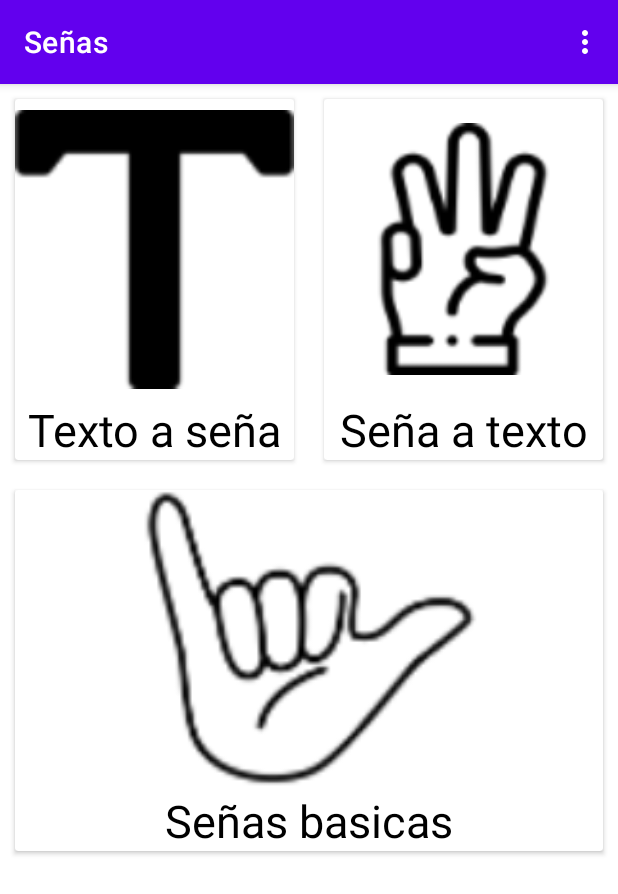
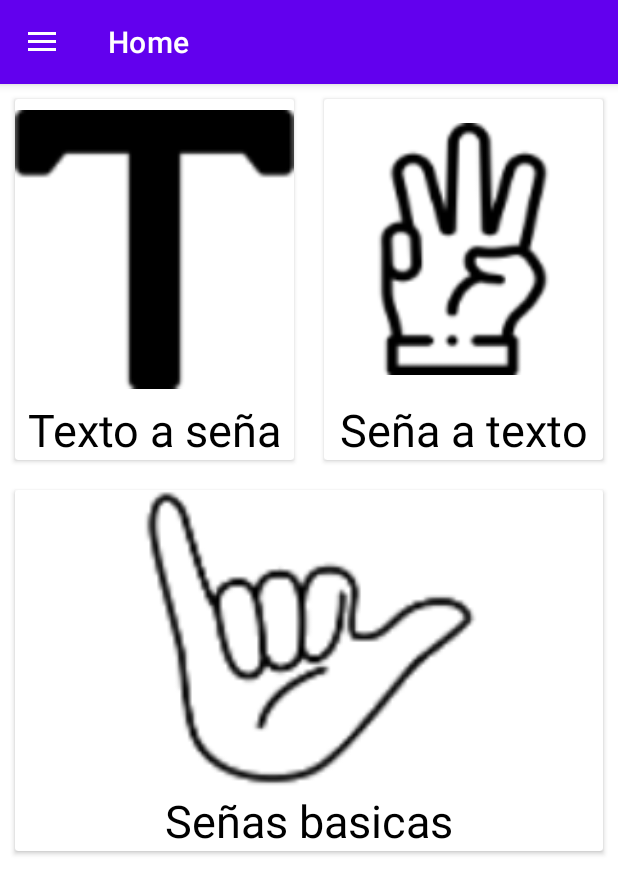
Before and after one commit to TheSkrapy/App, an Android app: the screen it shows after launch (MainActivity before the commit, HomeActivity after it), on a phone screen of 412 x 824 dp. Shown: the top 894 px of the screen. Run offline under Robolectric (Android 15) with nearby library versions, the phone set to English and light mode, and no system bars; our stand-ins replace navigation-ui.

Commit message:
Main_interface E1 drawer layout funcional para menu principal

```diff
--- a/app/src/main/java/com/example/seas/HomeActivity.java
+++ b/app/src/main/java/com/example/seas/HomeActivity.java
@@ -13,10 +13,10 @@ import androidx.navigation.ui.AppBarConfiguration;
 import androidx.navigation.ui.NavigationUI;
 import com.example.seas.databinding.ActivityHomeBinding;
 
-public class HomeActivity extends AppCompatActivity {
+public class HomeActivity extends MainActivity {
 
     private AppBarConfiguration appBarConfiguration;
-private ActivityHomeBinding binding;
+    private ActivityHomeBinding binding;
 
     @Override
     protected void onCreate(Bundle savedInstanceState) {
@@ -29,6 +29,8 @@ private ActivityHomeBinding binding;
         card1.setOnClickListener(view ->
                 startActivity(new Intent(view.getContext(),TextSignActivity.class))
         );
+
+        allocateActivityTitle("Home");
     }
 
 }
--- a/app/src/main/java/com/example/seas/MainActivity.java
+++ b/app/src/main/java/com/example/seas/MainActivity.java
@@ -1,48 +1,63 @@
 package com.example.seas;
 
+import androidx.annotation.NonNull;
+import androidx.appcompat.app.ActionBarDrawerToggle;
 import androidx.appcompat.app.AppCompatActivity;
+import androidx.appcompat.widget.Toolbar;
 import androidx.cardview.widget.CardView;
+import androidx.core.view.GravityCompat;
 import androidx.drawerlayout.widget.DrawerLayout;
 import androidx.navigation.NavController;
 import androidx.navigation.Navigation;
 import androidx.navigation.ui.AppBarConfiguration;
 import androidx.navigation.ui.NavigationUI;
 
+import android.annotation.SuppressLint;
 import android.content.Intent;
 import android.os.Bundle;
 import android.view.Menu;
+import android.view.MenuItem;
 import android.view.View;
+import android.widget.FrameLayout;
 
 import com.example.seas.databinding.ActivityMainBinding;
 import com.google.android.material.navigation.NavigationView;
 import com.google.android.material.snackbar.Snackbar;
 
-public class MainActivity extends AppCompatActivity {
-    private ActivityMainBinding binding;
+public class MainActivity extends AppCompatActivity implements NavigationView.OnNavigationItemSelectedListener {
     private AppBarConfiguration mAppBarConfiguration;
+    DrawerLayout drawer;
 
+    @SuppressLint("InflateParams")
     @Override
-    protected void onCreate(Bundle savedInstanceState) {
-        super.onCreate(savedInstanceState);
-        binding = ActivityMainBinding.inflate(getLayoutInflater());
+    public void setContentView(View view) {
+        drawer = (DrawerLayout) getLayoutInflater().inflate(R.layout.activity_main, null);
+        FrameLayout container = drawer.findViewById(R.id.activityContainer);
+        container.addView(view);
+        super.setContentView(drawer);
 
-        setContentView(binding.getRoot());
-
-        setSupportActionBar(binding.appBarMain.toolbar);
-        DrawerLayout drawer = binding.drawerLayout;
-        NavigationView navigationView = binding.navView;
         // Passing each menu ID as a set of Ids because each
         // menu should be considered as top level destinations.
-        mAppBarConfiguration = new AppBarConfiguration.Builder(
+        /*mAppBarConfiguration = new AppBarConfiguration.Builder(
                 R.id.nav_home, R.id.nav_text_sign, R.id.nav_basic_sign)
                 .setOpenableLayout(drawer)
-                .build();
-        NavController navController = Navigation.findNavController(this, R.id.nav_host_fragment_content_main);
-        NavigationUI.setupActionBarWithNavController(this, navController, mAppBarConfiguration);
-        NavigationUI.setupWithNavController(navigationView, navController);
+                .build();*/
+        //NavController navController = Navigation.findNavController(this, R.id.nav_host_fragment_content_main);
+        //NavigationUI.setupActionBarWithNavController(this, navController, mAppBarConfiguration);
+        //NavigationUI.setupWithNavController(navigationView, navController);
+
+        Toolbar toolbar = drawer.findViewById(R.id.toolbar);
+        setSupportActionBar(toolbar);
+
+        NavigationView navigationView = drawer.findViewById(R.id.nav_view);
+        navigationView.setNavigationItemSelectedListener(this);
+
+        ActionBarDrawerToggle toggle = new ActionBarDrawerToggle(this, drawer, toolbar, R.string.menu_drawer_open, R.string.menu_drawer_close);
+        drawer.addDrawerListener(toggle);
+        toggle.syncState();
     }
 
-    @Override
+    /*@Override
     public boolean onCreateOptionsMenu(Menu menu) {
         // Inflate the menu; this adds items to the action bar if it is present.
         getMenuInflater().inflate(R.menu.main, menu);
@@ -51,8 +66,29 @@ public class MainActivity extends AppCompatActivity {
 
     @Override
     public boolean onSupportNavigateUp() {
-        NavController navController = Navigation.findNavController(this, R.id.nav_host_fragment_content_main);
+        NavController navController = Navigation.findNavController(this, binding.appBarMain.activityContainer);
         return NavigationUI.navigateUp(navController, mAppBarConfiguration)
                 || super.onSupportNavigateUp();
+    }*/
+
+    @SuppressLint("NonConstantResourceId")
+    @Override
+    public boolean onNavigationItemSelected(@NonNull MenuItem item) {
+        drawer.closeDrawer(GravityCompat.START);
+
+        switch (item.getItemId()){
+            case R.id.nav_home: //Resource IDs will be non-final by default in Android Gradle Plugin version 8.0
+                startActivity(new Intent(this, HomeActivity.class));
+                overridePendingTransition(0, 0);
+                break;
+        }
+        return false;
+    }
+
+    protected void allocateActivityTitle (String titleString){
+        if (getSupportActionBar() != null){
+            getSupportActionBar().setTitle(titleString);
+        }
+
     }
 }
--- /dev/null
+++ b/app/src/main/res/drawable/ic_baseline_home_24.xml
@@ -0,0 +1,5 @@
+<vector android:height="24dp" android:tint="#000000"
+    android:viewportHeight="24" android:viewportWidth="24"
+    android:width="24dp" xmlns:android="http://schemas.android.com/apk/res/android">
+    <path android:fillColor="@android:color/white" android:pathData="M10,20v-6h4v6h5v-8h3L12,3 2,12h3v8z"/>
+</vector>
--- a/app/src/main/res/layout/activity_home.xml
+++ b/app/src/main/res/layout/activity_home.xml
@@ -19,7 +19,8 @@
         <LinearLayout
             android:layout_width="match_parent"
             android:layout_height="wrap_content"
-            android:orientation="vertical">
+            android:orientation="vertical"
+            tools:ignore="UseCompoundDrawables">
           <ImageView
               android:layout_width="match_parent"
               android:layout_height="200dp"
@@ -43,11 +44,12 @@
         <LinearLayout
             android:layout_width="match_parent"
             android:layout_height="wrap_content"
-            android:orientation="vertical">
+            android:orientation="vertical"
+            tools:ignore="UseCompoundDrawables">
           <ImageView
               android:layout_width="match_parent"
               android:layout_height="200dp"
-              android:src="@drawable/abc_sign"
+              android:src="@drawable/sign_abc"
               android:contentDescription="@string/menu_sign_text"/>
           <TextView
               android:layout_width="match_parent"
@@ -73,7 +75,8 @@
         <LinearLayout
             android:layout_width="match_parent"
             android:layout_height="wrap_content"
-            android:orientation="vertical">
+            android:orientation="vertical"
+            tools:ignore="UseCompoundDrawables">
           <ImageView
               android:layout_width="match_parent"
               android:layout_height="200dp"
--- a/app/src/main/res/layout/activity_main.xml
+++ b/app/src/main/res/layout/activity_main.xml
@@ -6,11 +6,11 @@
     android:layout_width="match_parent"
     android:layout_height="match_parent"
     android:fitsSystemWindows="true"
+    tools:context=".MainActivity"
     tools:openDrawer="start">
 
-    <include
+    <include layout="@layout/app_bar_main"
         android:id="@+id/app_bar_main"
-        layout="@layout/app_bar_main"
         android:layout_width="match_parent"
         android:layout_height="match_parent" />
 
--- a/app/src/main/res/layout/app_bar_main.xml
+++ b/app/src/main/res/layout/app_bar_main.xml
@@ -1,25 +1,34 @@
 <?xml version="1.0" encoding="utf-8"?>
-<androidx.coordinatorlayout.widget.CoordinatorLayout
+<androidx.constraintlayout.widget.ConstraintLayout
     xmlns:android="http://schemas.android.com/apk/res/android"
-    xmlns:tools="http://schemas.android.com/tools"
     android:layout_width="match_parent"
     android:layout_height="match_parent"
     android:orientation="vertical"
-    tools:context=".MainActivity"
     xmlns:app="http://schemas.android.com/apk/res-auto">
 
     <com.google.android.material.appbar.AppBarLayout
+        android:id="@+id/appBarLayout"
         android:layout_width="match_parent"
         android:layout_height="wrap_content"
-        android:theme="@style/Theme.Señas.AppBarOverlay">
+        app:layout_constraintEnd_toEndOf="parent"
+        app:layout_constraintStart_toStartOf="parent"
+        app:layout_constraintTop_toTopOf="parent">
 
         <androidx.appcompat.widget.Toolbar
             android:id="@+id/toolbar"
             android:layout_width="match_parent"
             android:layout_height="?attr/actionBarSize"
             android:background="?attr/colorPrimary"
-            app:popupTheme="@style/Theme.Señas.PopupOverlay" />
+            android:theme="@style/ThemeOverlay.AppCompat.Dark.ActionBar" />
     </com.google.android.material.appbar.AppBarLayout>
 
-    <include layout="@layout/content_main" />
-</androidx.coordinatorlayout.widget.CoordinatorLayout>
+    <FrameLayout
+        android:id="@+id/activityContainer"
+        android:name="activityContainer"
+        android:layout_width="match_parent"
+        android:layout_height="0dp"
+        app:layout_constraintBottom_toBottomOf="parent"
+        app:layout_constraintEnd_toEndOf="parent"
+        app:layout_constraintStart_toStartOf="parent"
+        app:layout_constraintTop_toBottomOf="@+id/appBarLayout" />
+</androidx.constraintlayout.widget.ConstraintLayout>
--- a/app/src/main/res/layout/content_main.xml
+++ /dev/null
@@ -1,20 +0,0 @@
-<?xml version="1.0" encoding="utf-8"?>
-<androidx.constraintlayout.widget.ConstraintLayout xmlns:android="http://schemas.android.com/apk/res/android"
-    xmlns:app="http://schemas.android.com/apk/res-auto"
-    xmlns:tools="http://schemas.android.com/tools"
-    android:layout_width="match_parent"
-    android:layout_height="match_parent"
-    app:layout_behavior="@string/appbar_scrolling_view_behavior"
-    tools:showIn="@layout/app_bar_main">
-
-    <androidx.fragment.app.FragmentContainerView
-        android:id="@+id/nav_host_fragment_content_main"
-        android:name="androidx.navigation.fragment.NavHostFragment"
-        android:layout_width="match_parent"
-        android:layout_height="match_parent"
-        app:defaultNavHost="true"
-        app:layout_constraintLeft_toLeftOf="parent"
-        app:layout_constraintRight_toRightOf="parent"
-        app:layout_constraintTop_toTopOf="parent"
-        app:navGraph="@navigation/mobile_navigation" />
-</androidx.constraintlayout.widget.ConstraintLayout>
--- a/app/src/main/res/layout/fragment_home.xml
+++ b/app/src/main/res/layout/fragment_home.xml
@@ -18,7 +18,8 @@
             <LinearLayout
                 android:layout_width="match_parent"
                 android:layout_height="wrap_content"
-                android:orientation="vertical">
+                android:orientation="vertical"
+                tools:ignore="UseCompoundDrawables">
                 <ImageView
                     android:layout_width="match_parent"
                     android:layout_height="200dp"
@@ -42,11 +43,12 @@
             <LinearLayout
                 android:layout_width="match_parent"
                 android:layout_height="wrap_content"
-                android:orientation="vertical">
+                android:orientation="vertical"
+                tools:ignore="UseCompoundDrawables">
                 <ImageView
                     android:layout_width="match_parent"
                     android:layout_height="200dp"
-                    android:src="@drawable/abc_sign"
+                    android:src="@drawable/sign_abc"
                     android:contentDescription="@string/menu_sign_text"/>
                 <TextView
                     android:layout_width="match_parent"
@@ -72,7 +74,8 @@
             <LinearLayout
                 android:layout_width="match_parent"
                 android:layout_height="wrap_content"
-                android:orientation="vertical">
+                android:orientation="vertical"
+                tools:ignore="UseCompoundDrawables">
                 <ImageView
                     android:layout_width="match_parent"
                     android:layout_height="200dp"
--- a/app/src/main/res/menu/activity_main_drawer.xml
+++ b/app/src/main/res/menu/activity_main_drawer.xml
@@ -6,12 +6,16 @@
     <group android:checkableBehavior="single">
         <item
             android:id="@+id/nav_home"
-            android:icon="@drawable/text"
+            android:icon="@drawable/ic_baseline_home_24"
             android:title="@string/menu_main" />
         <item
             android:id="@+id/nav_text_sign"
-            android:icon="@drawable/abc_sign"
+            android:icon="@drawable/text"
             android:title="@string/menu_text_sign" />
+        <item
+            android:id="@+id/nav_sign_text"
+            android:icon="@drawable/sign_abc"
+            android:title="@string/menu_sign_text" />
         <item
             android:id="@+id/nav_basic_sign"
             android:icon="@drawable/basic_sign"
--- a/app/src/main/res/navigation/mobile_navigation.xml
+++ b/app/src/main/res/navigation/mobile_navigation.xml
@@ -5,11 +5,11 @@
     android:id="@+id/mobile_navigation"
     app:startDestination="@+id/nav_home">
 
-    <fragment
+    <activity
         android:id="@+id/nav_home"
-        android:name="com.example.seas.HomeFragment"
+        android:name="com.example.seas.HomeActivity"
         android:label="@string/menu_main"
-        tools:layout="@layout/fragment_home"/>
+        tools:layout="@layout/activity_home"/>
 
     <activity
         android:id="@+id/nav_text_sign"
--- a/app/src/main/res/values/strings.xml
+++ b/app/src/main/res/values/strings.xml
@@ -16,6 +16,8 @@
     <string name="second_fragment_label">Second Fragment</string>
     <string name="next">Next</string>
     <string name="previous">Previous</string>
+    <string name="menu_drawer_open">Drawer Open</string>
+    <string name="menu_drawer_close">Drawer Close</string>
 
 
     <string name="hello_first_fragment">Hello first fragment</string>
```
Also changed, not shown: app/src/main/AndroidManifest.xml (+12 -9 lines), app/src/main/res/drawable/basic_sign.png, app/src/main/res/drawable/sign_abc.png (renamed from app/src/main/res/drawable/abc_sign.png).
